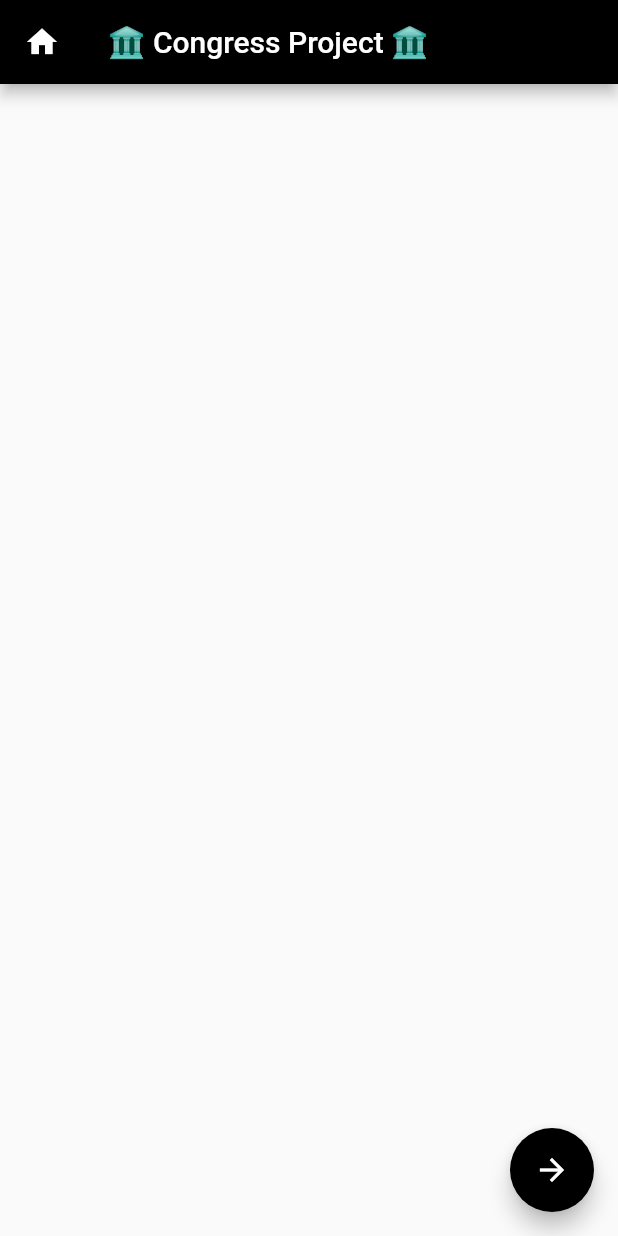
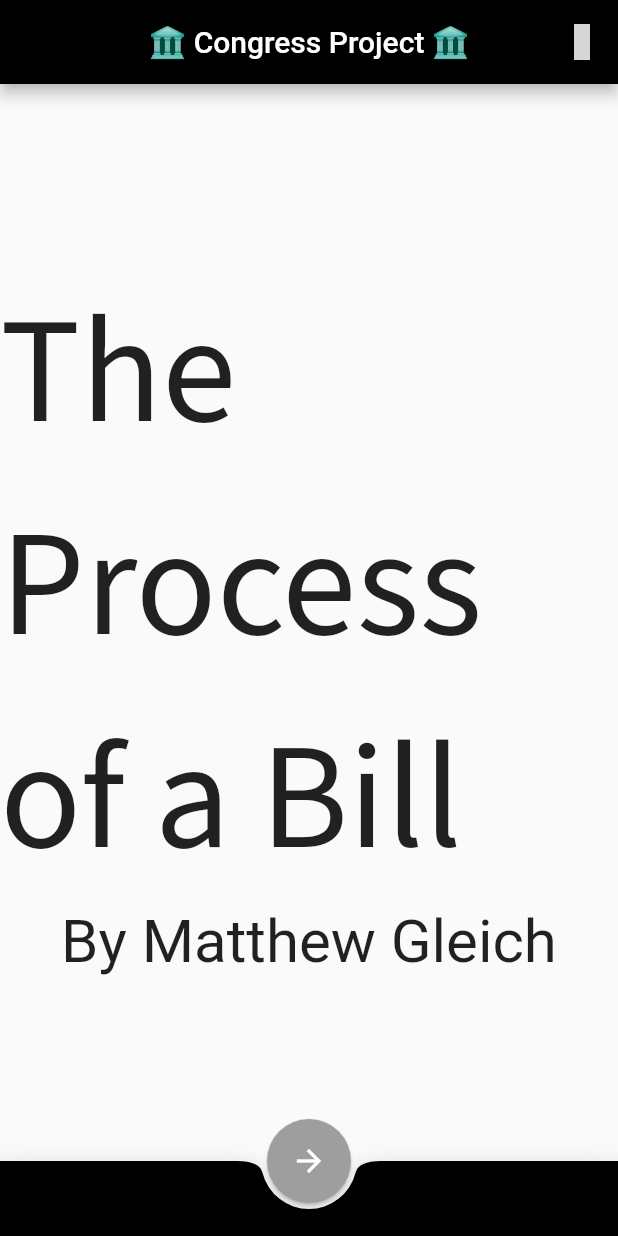
Before and after one commit to gleich/CongressPresenation, a Flutter app: the screen it shows after launch, on a phone screen of 412 x 824 dp. Run offline on Flutter 3.47's test engine with Material 2 defaults, Android fonts, the phone set to English and light mode, and no system bars; our stand-ins replace google_fonts, material_design_icons_flutter; Roboto replaces fonts that are missing (SourceSansPro); grey boxes are pictures that could not be loaded.

Commit message:
Update home page

```diff
--- a/lib/main.dart
+++ b/lib/main.dart
@@ -9,7 +9,6 @@ class MyApp extends StatelessWidget {
   Widget build(BuildContext context) {
     return MaterialApp(
       title: "Congress Project",
-      theme: ThemeData(fontFamily: "SourceSansPro"),
       home: MySite(),
     );
   }
--- a/lib/pages/home.dart
+++ b/lib/pages/home.dart
@@ -1,4 +1,7 @@
 import 'package:flutter/material.dart';
+import 'package:material_design_icons_flutter/material_design_icons_flutter.dart';
+import 'package:url_launcher/url_launcher.dart';
+import 'package:google_fonts/google_fonts.dart';
 
 class HomePage extends StatelessWidget {
   @override
@@ -7,20 +10,58 @@ class HomePage extends StatelessWidget {
       appBar: AppBar(
         title: Text("🏛 Congress Project 🏛"),
         backgroundColor: Colors.black,
-        leading: IconButton(
-          icon: Icon(
-            Icons.home,
-            semanticLabel: "Home",
+        centerTitle: true,
+        actions: <Widget>[
+          IconButton(
+            icon: Icon(MdiIcons.githubCircle),
+            onPressed: () async {
+              const url = "https://github.com/Matt-Gleich";
+              if (await canLaunch(url)) {
+                await launch(url);
+              } else {
+                throw "Could not launch $url";
+              }
+            },
+            color: Colors.white,
           ),
-          onPressed: () {},
+        ],
+      ),
+      body: Center(
+        child: Column(
+          mainAxisAlignment: MainAxisAlignment.center,
+          children: <Widget>[
+            Text(
+              "The Process of a Bill",
+              style: GoogleFonts.sourceSansPro(
+                textStyle: TextStyle(
+                  fontSize: 100,
+                ),
+              ),
+            ),
+            Text(
+              "By Matthew Gleich",
+              style: TextStyle(fontSize: 40),
+            ),
+          ],
         ),
       ),
       floatingActionButton: FloatingActionButton(
         child: Icon(
           Icons.arrow_forward,
         ),
-        backgroundColor: Colors.black,
+        hoverColor: Colors.black,
+        elevation: 1.0,
+        hoverElevation: 10.0,
+        backgroundColor: Colors.grey,
+        splashColor: Colors.white,
         onPressed: () {},
+      ),
+      floatingActionButtonLocation: FloatingActionButtonLocation.centerDocked,
+      bottomNavigationBar: BottomAppBar(
+        shape: const CircularNotchedRectangle(),
+        child: Container(height: 50.0),
+        color: Colors.black,
+        elevation: 10.0,
       ),
     );
   }
```
Also changed, not shown: pubspec.yaml (+3 -6 lines), pubspec.lock, 4 other files.
